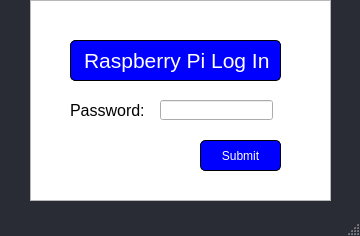
Old version of the form raspberryPiLoginWindow.ui in the repository 68Duck/PiDMX.
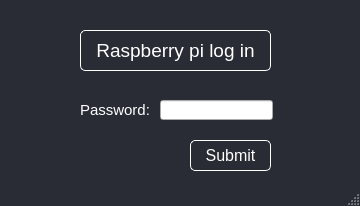
New version of the form.

Commit message: Updated raspberry pi login window ui

Diff of the .ui file:
```diff
--- a/raspberryPiLoginWindow.ui
+++ b/raspberryPiLoginWindow.ui
@@ -7,7 +7,7 @@
     <x>0</x>
     <y>0</y>
     <width>360</width>
-    <height>236</height>
+    <height>206</height>
    </rect>
   </property>
   <property name="windowTitle">
@@ -22,7 +22,7 @@
    <widget class="QLabel" name="passwordLabel">
     <property name="geometry">
      <rect>
-      <x>70</x>
+      <x>80</x>
       <y>100</y>
       <width>81</width>
       <height>21</height>
@@ -30,35 +30,37 @@
     </property>
     <property name="styleSheet">
      <string notr="true">QLabel{
-color: black;
+color: white;
 
 }</string>
     </property>
     <property name="text">
-     <string>&lt;html&gt;&lt;head/&gt;&lt;body&gt;&lt;p&gt;&lt;span style=&quot; font-size:12pt;&quot;&gt;Password:&lt;/span&gt;&lt;/p&gt;&lt;/body&gt;&lt;/html&gt;</string>
+     <string>&lt;html&gt;&lt;head/&gt;&lt;body&gt;&lt;p&gt;&lt;span style=&quot; font-size:11pt;&quot;&gt;Password:&lt;/span&gt;&lt;/p&gt;&lt;/body&gt;&lt;/html&gt;</string>
     </property>
    </widget>
    <widget class="QLabel" name="mainLabel">
     <property name="geometry">
      <rect>
-      <x>70</x>
-      <y>40</y>
-      <width>211</width>
+      <x>80</x>
+      <y>30</y>
+      <width>191</width>
       <height>41</height>
      </rect>
     </property>
     <property name="styleSheet">
      <string notr="true">QLabel{
-background-color: #0000ff;
 color: white;
-border: 1px solid black;
+border: 1px solid white;
 border-radius: 5px;
-  outline: none;
-  padding: 5px 10px;
+text-align: center;
+
 }</string>
     </property>
     <property name="text">
-     <string>&lt;html&gt;&lt;head/&gt;&lt;body&gt;&lt;p&gt;&lt;span style=&quot; font-size:16pt;&quot;&gt;Raspberry Pi Log In&lt;/span&gt;&lt;/p&gt;&lt;/body&gt;&lt;/html&gt;</string>
+     <string>&lt;html&gt;&lt;head/&gt;&lt;body&gt;&lt;p&gt;&lt;span style=&quot; font-size:14pt;&quot;&gt;Raspberry pi log in&lt;/span&gt;&lt;/p&gt;&lt;/body&gt;&lt;/html&gt;</string>
+    </property>
+    <property name="alignment">
+     <set>Qt::AlignCenter</set>
     </property>
    </widget>
    <widget class="QLineEdit" name="passwordInput">
@@ -74,44 +76,29 @@
    <widget class="QPushButton" name="submitButton">
     <property name="geometry">
      <rect>
-      <x>200</x>
+      <x>190</x>
       <y>140</y>
       <width>81</width>
       <height>31</height>
      </rect>
     </property>
+    <property name="font">
+     <font>
+      <pointsize>12</pointsize>
+     </font>
+    </property>
     <property name="styleSheet">
      <string notr="true">QPushButton{
-  border: 1px solid black;
-  background-color: #0000ff;
-  color: white;
-  border-radius: 5px;
-  outline: none;
-  padding: 5px 10px;
+border: 1px solid white;
+border-radius: 5px;
+background-color: #292C34;
+color: white;
 }</string>
     </property>
     <property name="text">
      <string>Submit</string>
     </property>
    </widget>
-   <widget class="QTableWidget" name="tableWidget">
-    <property name="geometry">
-     <rect>
-      <x>30</x>
-      <y>0</y>
-      <width>301</width>
-      <height>201</height>
-     </rect>
-    </property>
-    <property name="styleSheet">
-     <string notr="true"/>
-    </property>
-   </widget>
-   <zorder>tableWidget</zorder>
-   <zorder>passwordLabel</zorder>
-   <zorder>mainLabel</zorder>
-   <zorder>passwordInput</zorder>
-   <zorder>submitButton</zorder>
   </widget>
   <widget class="QMenuBar" name="menubar">
    <property name="geometry">
```
